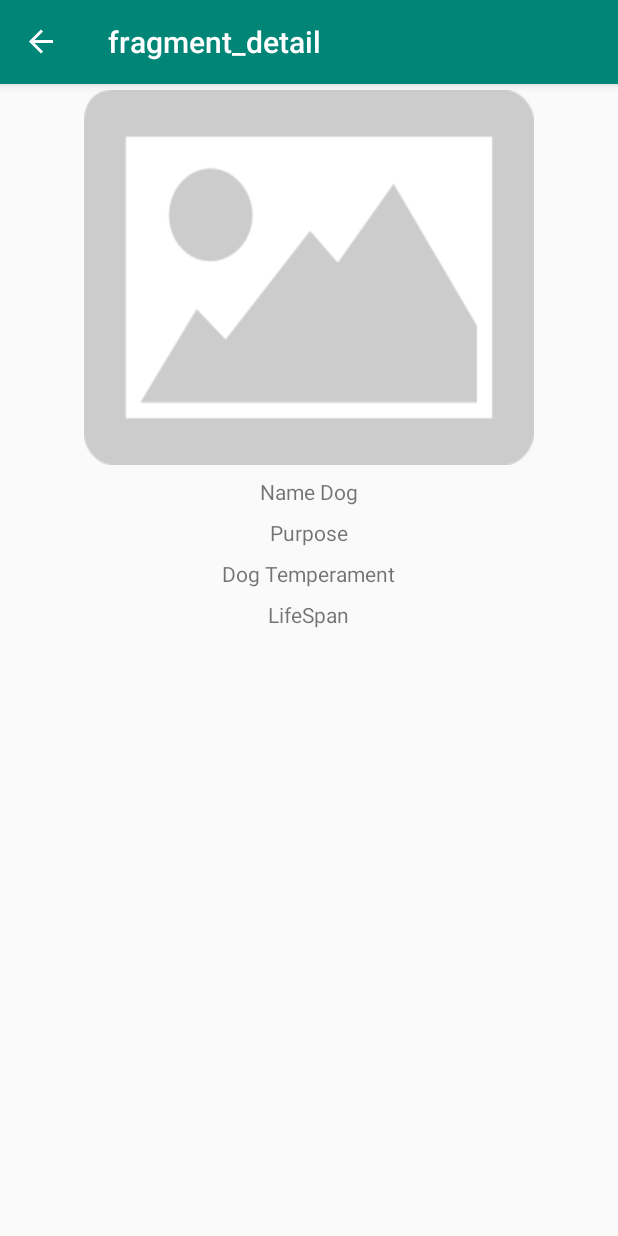
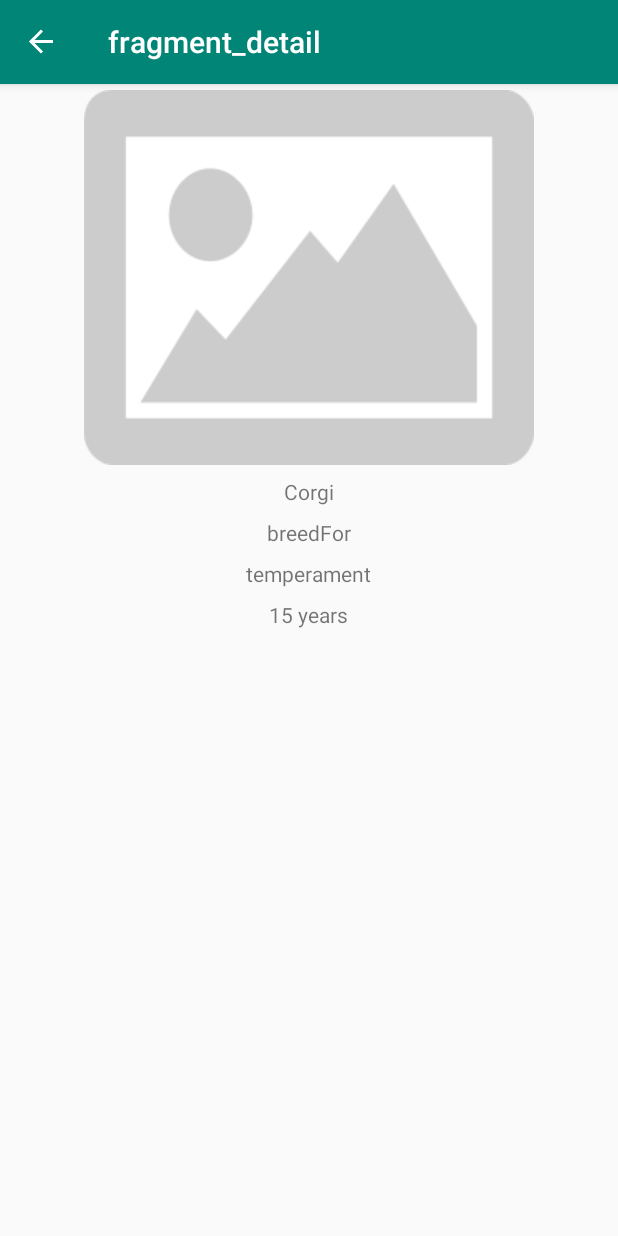
Before and after one commit to RachmanForniandi/DogspediaKotlin, an Android app: the DetailFragment screen opened through its navigation route, on a phone screen of 412 x 824 dp. Run offline under Robolectric (Android 15) with nearby library versions, the phone set to English and light mode, and no system bars; our stand-ins replace data binding, navigation-ui.

Commit message:
able click to detail through dummy data done

```diff
--- a/app/src/main/java/com/example/dogspediakotlin/adapters/DogsListAdapter.kt
+++ b/app/src/main/java/com/example/dogspediakotlin/adapters/DogsListAdapter.kt
@@ -3,9 +3,11 @@ package com.example.dogspediakotlin.adapters
 import android.view.LayoutInflater
 import android.view.View
 import android.view.ViewGroup
+import androidx.navigation.Navigation
 import androidx.recyclerview.widget.RecyclerView
 import com.example.dogspediakotlin.R
 import com.example.dogspediakotlin.models.DogBreeds
+import com.example.dogspediakotlin.views.fragments.ListFragmentDirections
 import kotlinx.android.synthetic.main.item_data_dogs.view.*
 
 class DogsListAdapter(val dogsList: ArrayList<DogBreeds>): RecyclerView.Adapter<DogsListAdapter.DogsListHolder>() {
@@ -24,6 +26,9 @@ class DogsListAdapter(val dogsList: ArrayList<DogBreeds>): RecyclerView.Adapter<
     override fun onBindViewHolder(holder: DogsListHolder, position: Int) {
         holder.itemView.txt_dog_name.text = dogsList[position].dogBreed
         holder.itemView.txt_dog_lifespan.text = dogsList[position].lifeSpan
+        holder.itemView.setOnClickListener {
+            Navigation.findNavController(it).navigate(ListFragmentDirections.actionDetailFragment())
+        }
     }
 
     override fun getItemCount(): Int = dogsList.size
--- /dev/null
+++ b/app/src/main/java/com/example/dogspediakotlin/viewModels/DetailViewModel.kt
@@ -0,0 +1,15 @@
+package com.example.dogspediakotlin.viewModels
+
+import androidx.lifecycle.MutableLiveData
+import androidx.lifecycle.ViewModel
+import com.example.dogspediakotlin.models.DogBreeds
+
+class DetailViewModel :ViewModel(){
+
+    val dogLiveData = MutableLiveData<DogBreeds>()
+
+    fun fetch(){
+        val dog = DogBreeds("1","Corgi","15 years","breadGroup","breedFor","temperament","")
+        dogLiveData.value = dog
+    }
+}
--- a/app/src/main/java/com/example/dogspediakotlin/views/fragments/DetailFragment.kt
+++ b/app/src/main/java/com/example/dogspediakotlin/views/fragments/DetailFragment.kt
@@ -5,11 +5,16 @@ import androidx.fragment.app.Fragment
 import android.view.LayoutInflater
 import android.view.View
 import android.view.ViewGroup
+import androidx.lifecycle.Observer
+import androidx.lifecycle.ViewModelProviders
 import com.example.dogspediakotlin.R
-
+import com.example.dogspediakotlin.viewModels.DetailViewModel
+import kotlinx.android.synthetic.main.fragment_detail.*
+import kotlinx.android.synthetic.main.item_data_dogs.*
 
 
 class DetailFragment : Fragment() {
+    private lateinit var viewModel:DetailViewModel
     private var dogUuid = 0
 
     override fun onCreateView(
@@ -22,10 +27,26 @@ class DetailFragment : Fragment() {
 
     override fun onViewCreated(view: View, savedInstanceState: Bundle?) {
         super.onViewCreated(view, savedInstanceState)
+        viewModel = ViewModelProviders.of(this).get(DetailViewModel::class.java)
+        viewModel.fetch()
+
         arguments?.let {
+            dogUuid = DetailFragmentArgs.fromBundle(it).dogUuid
 
         }
+        observeViewModel()
 
     }
 
+    private fun observeViewModel() {
+        viewModel.dogLiveData.observe(viewLifecycleOwner, Observer {dog ->
+            dog?.let {
+                tvNameOfDog.text = dog.dogBreed
+                tvDogPurpose.text = dog.breedFor
+                tvDogTemperament.text = dog.temperament
+                tvDogLifespan.text = dog.lifeSpan
+            }
+        })
+    }
+
 }
--- a/app/src/main/res/navigation/dog_navigation.xml
+++ b/app/src/main/res/navigation/dog_navigation.xml
@@ -11,7 +11,7 @@
             android:label="fragment_list"
             tools:layout="@layout/fragment_list" >
         <action
-                android:id="@+id/action_listFragment_to_detailFragment"
+                android:id="@+id/actionDetailFragment"
                 app:destination="@id/detailFragment" />
     </fragment>
     <fragment
@@ -20,11 +20,11 @@
             android:label="fragment_detail"
             tools:layout="@layout/fragment_detail" >
         <action
-                android:id="@+id/action_detailFragment_to_listFragment"
+                android:id="@+id/actionListFragment"
                 app:destination="@id/listFragment" />
-        <!--<argument
+        <argument
                 android:name="dogUuid"
                 android:defaultValue="0"
-                app:argType="Integer"/>-->
+                app:argType="integer"/>
     </fragment>
 </navigation>
```
